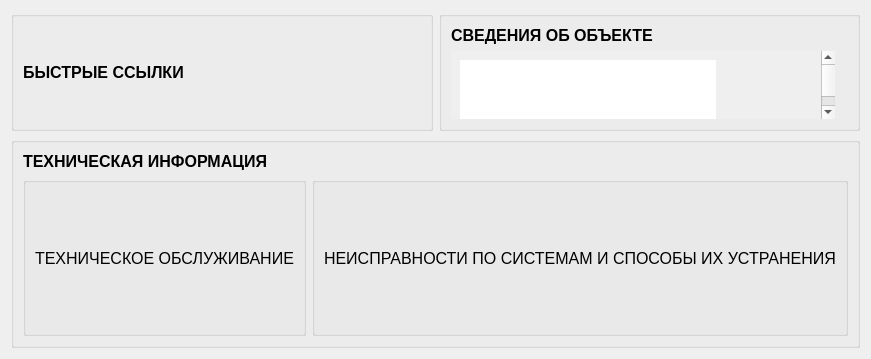
Old version of the form src/TechInfo.ui in the repository VladKlimD/RTOP-docs-manager.
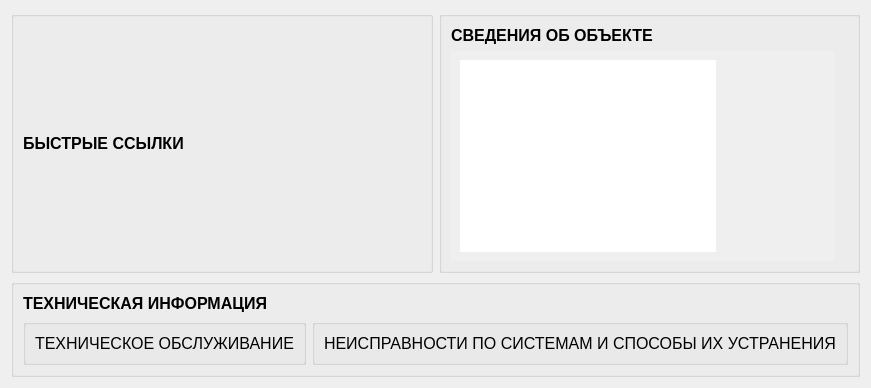
New version of the form.

Patch:
```diff
--- a/src/TechInfo.ui
+++ b/src/TechInfo.ui
@@ -25,8 +25,11 @@
      <property name="title">
       <string/>
      </property>
-     <layout class="QGridLayout" name="gridLayout_7">
-      <item row="0" column="0">
+     <property name="alignment">
+      <set>Qt::AlignLeading|Qt::AlignLeft|Qt::AlignTop</set>
+     </property>
+     <layout class="QVBoxLayout" name="verticalLayout">
+      <item>
        <widget class="QLabel" name="labelFastLinks_2">
         <property name="sizePolicy">
          <sizepolicy hsizetype="Preferred" vsizetype="Maximum">
@@ -83,8 +86,11 @@
         <property name="title">
          <string/>
         </property>
-        <layout class="QGridLayout" name="gridLayout_9">
-         <item row="0" column="0">
+        <property name="alignment">
+         <set>Qt::AlignLeading|Qt::AlignLeft|Qt::AlignTop</set>
+        </property>
+        <layout class="QVBoxLayout" name="verticalLayout_3">
+         <item>
           <widget class="QLabel" name="labelTechService">
            <property name="text">
             <string>ТЕХНИЧЕСКОЕ ОБСЛУЖИВАНИЕ</string>
@@ -104,8 +110,11 @@
         <property name="title">
          <string/>
         </property>
-        <layout class="QGridLayout" name="gridLayout_10">
-         <item row="0" column="0">
+        <property name="alignment">
+         <set>Qt::AlignLeading|Qt::AlignLeft|Qt::AlignTop</set>
+        </property>
+        <layout class="QVBoxLayout" name="verticalLayout_2">
+         <item>
           <widget class="QLabel" name="labelFaultsAndFixes">
            <property name="text">
             <string>НЕИСПРАВНОСТИ ПО СИСТЕМАМ И СПОСОБЫ ИХ УСТРАНЕНИЯ</string>
@@ -129,13 +138,16 @@
      <property name="title">
       <string/>
      </property>
+     <property name="alignment">
+      <set>Qt::AlignLeading|Qt::AlignLeft|Qt::AlignTop</set>
+     </property>
      <layout class="QGridLayout" name="gridLayout_6">
       <item row="2" column="0">
        <layout class="QHBoxLayout" name="horizontalLayout">
         <item>
          <widget class="QScrollArea" name="scrollArea">
           <property name="sizePolicy">
-           <sizepolicy hsizetype="Minimum" vsizetype="Maximum">
+           <sizepolicy hsizetype="Minimum" vsizetype="Minimum">
             <horstretch>0</horstretch>
             <verstretch>0</verstretch>
            </sizepolicy>
@@ -155,7 +167,7 @@
              <x>0</x>
              <y>0</y>
              <width>274</width>
-             <height>86</height>
+             <height>174</height>
             </rect>
            </property>
            <property name="sizePolicy">
@@ -174,7 +186,7 @@
             <item row="0" column="0">
              <widget class="QTextEdit" name="textEditObjectInfo">
               <property name="sizePolicy">
-               <sizepolicy hsizetype="Preferred" vsizetype="Preferred">
+               <sizepolicy hsizetype="Expanding" vsizetype="Expanding">
                 <horstretch>0</horstretch>
                 <verstretch>0</verstretch>
                </sizepolicy>
```
